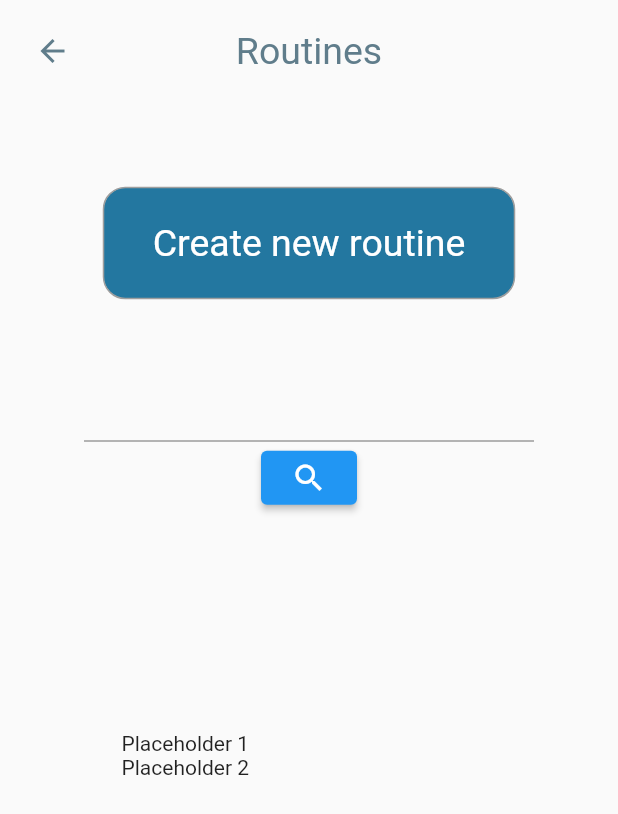
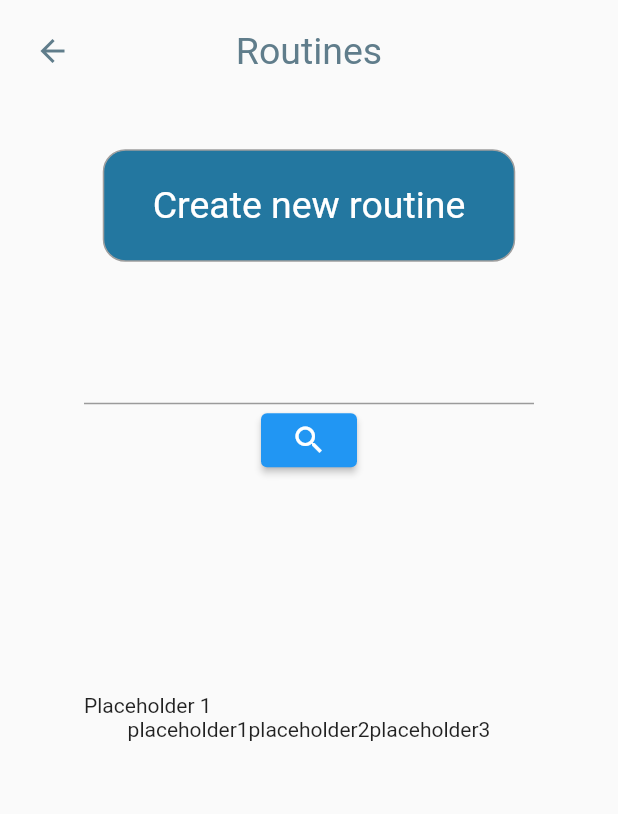
Before and after one commit to OluC94/workout-app-fe-flutter, a Flutter app: the RoutinesScreen screen opened directly, on a phone screen of 412 x 824 dp. Shown: the top 814 px of the screen. Run offline on Flutter 3.47's test engine with Material 2 defaults, Android fonts, the phone set to English and light mode, and no system bars.

Commit message:
setup routine card placeholder

```diff
--- /dev/null
+++ b/workout_app/lib/components/routine_card.dart
@@ -0,0 +1,25 @@
+import 'package:flutter/material.dart';
+
+class RoutineCard extends StatelessWidget {
+  const RoutineCard({super.key});
+
+  @override
+  Widget build(BuildContext context) {
+    return const SingleChildScrollView(
+      scrollDirection: Axis.vertical,
+      child: Row(
+        mainAxisAlignment: MainAxisAlignment.center,
+        crossAxisAlignment: CrossAxisAlignment.center,
+        children: [
+          Text('placeholder1'),
+          Text('placeholder2'),
+          Text('placeholder3'),
+        ],
+      ),
+    );
+  }
+}
+
+// Routine Id
+// routine name
+// no. of workout days (no RoutineDay where DayExercises > 0)
--- a/workout_app/lib/screens/home_screen.dart
+++ b/workout_app/lib/screens/home_screen.dart
@@ -4,7 +4,7 @@ import 'package:workout_app/components/main_button.dart';
 import 'package:workout_app/screens/exercises_main_screen.dart';
 import 'package:workout_app/screens/routines_main_screen.dart';
 
-import '../utils/stlye_variables.dart';
+import '../utils/style_variables.dart';
 
 class HomeScreen extends StatefulWidget {
   const HomeScreen({super.key});
--- a/workout_app/lib/screens/routines_main_screen.dart
+++ b/workout_app/lib/screens/routines_main_screen.dart
@@ -1,7 +1,8 @@
 import 'package:flutter/material.dart';
 import 'package:workout_app/components/app_bar.dart';
 import 'package:workout_app/components/custom_search_form.dart';
-import 'package:workout_app/utils/stlye_variables.dart';
+import 'package:workout_app/components/routine_card.dart';
+import 'package:workout_app/utils/style_variables.dart';
 
 import '../components/main_button.dart';
 
@@ -37,13 +38,13 @@ class _RoutinesScreenState extends State<RoutinesScreen> {
             ),
             const CustomSearchForm(),
             Container(
-              height: 300,
-              width: 300,
+              height: 350,
+              width: 350,
               padding: EdgeInsets.all(25),
               margin: EdgeInsets.all(25),
               child: ListView(
                 scrollDirection: Axis.vertical,
-                children: const [Text("Placeholder 1"), Text('Placeholder 2')],
+                children: const [Text("Placeholder 1"), RoutineCard()],
               ),
             )
           ],
@@ -57,3 +58,4 @@ void searchFunction() {}
 
 // Routine Card
 // form field - how to group?
+// From validation docs - https://docs.flutter.dev/cookbook/forms/validation
```
Also changed, not shown: workout_app/lib/utils/style_variables.dart (renamed from workout_app/lib/utils/stlye_variables.dart).
